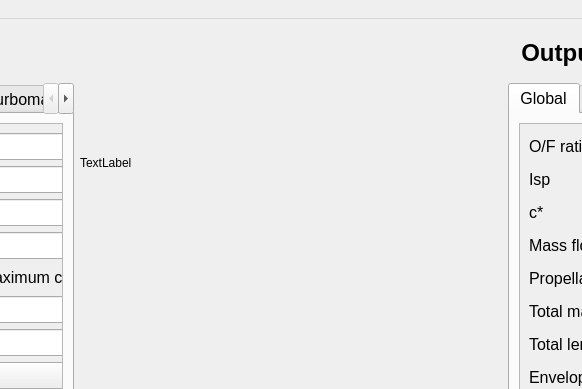
Old version of the form GUI.ui in the repository casruks/CDP-LRE-Integrated-Design-Model; both pictures show x 367 to 949 and y 0 to 389 of the 1316 by 668 pixel window.
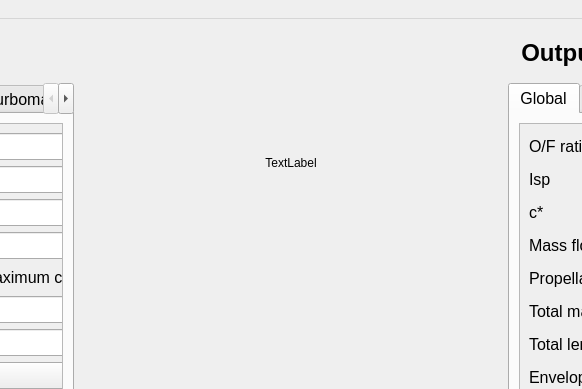
New version of the form. The open tabs and pages were chosen to show the change. Icons and pictures are not drawn. Custom widgets are drawn as their Qt base class.

```diff
--- a/GUI.ui
+++ b/GUI.ui
@@ -19,6 +19,9 @@
   </property>
   <widget class="QWidget" name="Central">
    <layout class="QHBoxLayout" name="horizontalLayout" stretch="10,10,10">
+    <property name="sizeConstraint">
+     <enum>QLayout::SetMinAndMaxSize</enum>
+    </property>
     <property name="leftMargin">
      <number>20</number>
     </property>
@@ -2124,11 +2127,44 @@
     </item>
     <item>
      <layout class="QVBoxLayout" name="Layout_center" stretch="45,50,5">
+      <property name="sizeConstraint">
+       <enum>QLayout::SetMinAndMaxSize</enum>
+      </property>
       <item>
        <widget class="QLabel" name="Graphics">
+        <property name="sizePolicy">
+         <sizepolicy hsizetype="Expanding" vsizetype="MinimumExpanding">
+          <horstretch>100</horstretch>
+          <verstretch>20</verstretch>
+         </sizepolicy>
+        </property>
+        <property name="minimumSize">
+         <size>
+          <width>22</width>
+          <height>20</height>
+         </size>
+        </property>
+        <property name="sizeIncrement">
+         <size>
+          <width>20</width>
+          <height>20</height>
+         </size>
+        </property>
+        <property name="baseSize">
+         <size>
+          <width>100</width>
+          <height>200</height>
+         </size>
+        </property>
         <property name="text">
          <string>TextLabel</string>
         </property>
+        <property name="scaledContents">
+         <bool>false</bool>
+        </property>
+        <property name="alignment">
+         <set>Qt::AlignCenter</set>
+        </property>
        </widget>
       </item>
       <item>
```
Left out of the diff: 13 changed lines with no effect on the pictures.
